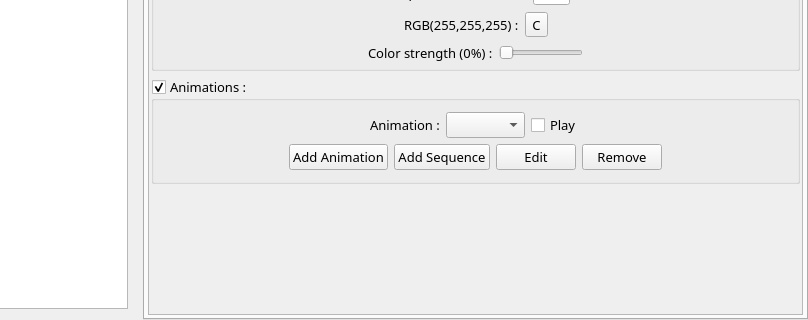
This is qgameeditor.ui in Epsilon-K/QGameEditor as Qt 5 draws it before an edit; both pictures show x 444 to 1252 and y 449 to 769 of the 1252 by 769 pixel window. The edited form follows.
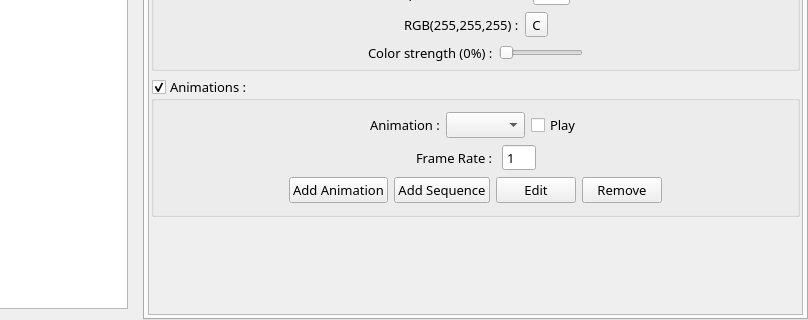
This is the edited form. Icons and pictures are not drawn. Custom widgets are drawn as their Qt base class.

Commit message: Add frame rate spinbox to AnimationGroupBox

What changed in the file:
```diff
--- a/qgameeditor.ui
+++ b/qgameeditor.ui
@@ -1275,6 +1275,59 @@
                   </item>
                  </layout>
                 </item>
+                <item>
+                 <layout class="QHBoxLayout" name="horizontalLayout_15">
+                  <item>
+                   <spacer name="horizontalSpacer_32">
+                    <property name="orientation">
+                     <enum>Qt::Horizontal</enum>
+                    </property>
+                    <property name="sizeHint" stdset="0">
+                     <size>
+                      <width>40</width>
+                      <height>20</height>
+                     </size>
+                    </property>
+                   </spacer>
+                  </item>
+                  <item>
+                   <widget class="QLabel" name="label_13">
+                    <property name="text">
+                     <string>Frame Rate : </string>
+                    </property>
+                   </widget>
+                  </item>
+                  <item>
+                   <widget class="QSpinBox" name="animationFPSSpinBox">
+                    <property name="readOnly">
+                     <bool>false</bool>
+                    </property>
+                    <property name="buttonSymbols">
+                     <enum>QAbstractSpinBox::NoButtons</enum>
+                    </property>
+                    <property name="minimum">
+                     <number>1</number>
+                    </property>
+                    <property name="maximum">
+                     <number>512</number>
+                    </property>
+                   </widget>
+                  </item>
+                  <item>
+                   <spacer name="horizontalSpacer_38">
+                    <property name="orientation">
+                     <enum>Qt::Horizontal</enum>
+                    </property>
+                    <property name="sizeHint" stdset="0">
+                     <size>
+                      <width>40</width>
+                      <height>20</height>
+                     </size>
+                    </property>
+                   </spacer>
+                  </item>
+                 </layout>
+                </item>
                 <item>
                  <layout class="QHBoxLayout" name="horizontalLayout_17">
                   <item>
```
The commit also changes 4 other files.
